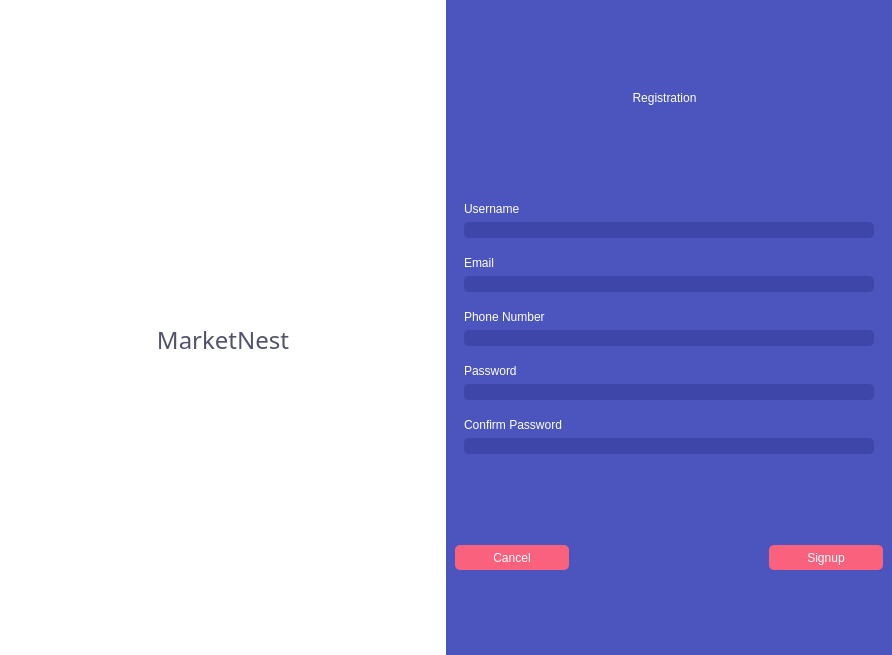
Qt form ui/loginUi.ui (Menthhh/The-Market-Nest) before a commit.
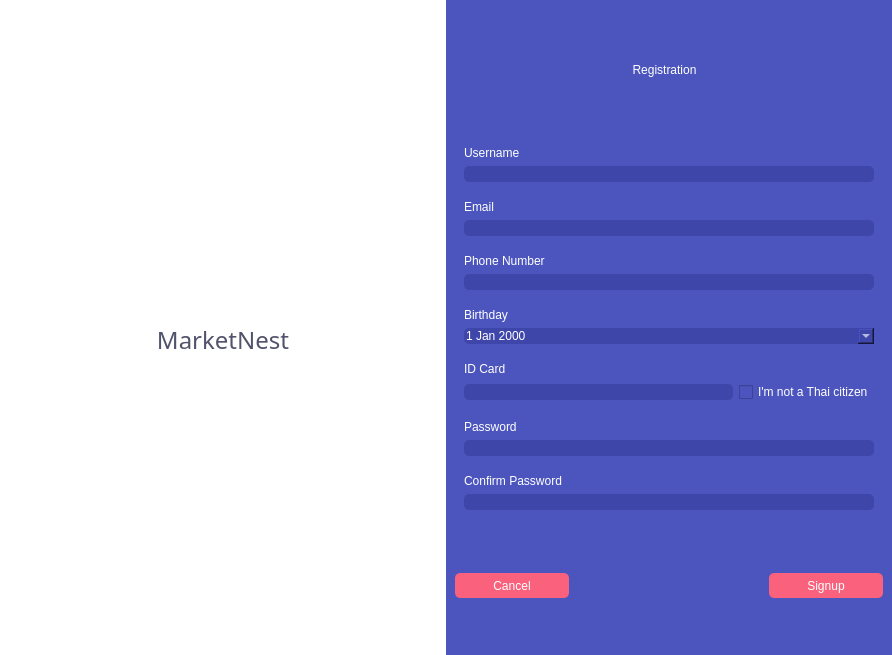
The same form after that commit. The open tabs and pages were chosen to show the change. Icons and pictures are not drawn.

Commit message: date + id

The edit to the form file:
```diff
--- a/ui/loginUi.ui
+++ b/ui/loginUi.ui
@@ -966,7 +966,7 @@
              </item>
              <item row="1" column="0">
               <widget class="QWidget" name="widget_21" native="true">
-               <layout class="QGridLayout" name="gridLayout_29">
+               <layout class="QGridLayout" name="gridLayout_37">
                 <property name="leftMargin">
                  <number>0</number>
                 </property>
@@ -1070,6 +1070,81 @@
                  </widget>
                 </item>
                 <item row="3" column="0">
+                 <widget class="QWidget" name="widget_32" native="true">
+                  <layout class="QGridLayout" name="gridLayout_36">
+                   <item row="0" column="0">
+                    <widget class="QLabel" name="label_7">
+                     <property name="styleSheet">
+                      <string notr="true">font: 500 11pt &quot;Josefin Sans Medium&quot;;
+color: rgb(255, 255, 255);</string>
+                     </property>
+                     <property name="text">
+                      <string>Birthday</string>
+                     </property>
+                    </widget>
+                   </item>
+                   <item row="1" column="0">
+                    <widget class="QDateEdit" name="birthInput">
+                     <property name="autoFillBackground">
+                      <bool>false</bool>
+                     </property>
+                     <property name="styleSheet">
+                      <string notr="true">background-color: rgb(63, 70, 170);
+border-radius: 5px;
+color: rgb(255, 255, 255);</string>
+                     </property>
+                     <property name="wrapping">
+                      <bool>false</bool>
+                     </property>
+                     <property name="frame">
+                      <bool>false</bool>
+                     </property>
+                     <property name="calendarPopup">
+                      <bool>true</bool>
+                     </property>
+                    </widget>
+                   </item>
+                  </layout>
+                 </widget>
+                </item>
+                <item row="4" column="0">
+                 <widget class="QWidget" name="widget_33" native="true">
+                  <layout class="QGridLayout" name="gridLayout_29">
+                   <item row="0" column="0">
+                    <widget class="QLabel" name="IdentiLabel">
+                     <property name="styleSheet">
+                      <string notr="true">font: 500 11pt &quot;Josefin Sans Medium&quot;;
+color: rgb(255, 255, 255);</string>
+                     </property>
+                     <property name="text">
+                      <string>ID Card</string>
+                     </property>
+                    </widget>
+                   </item>
+                   <item row="1" column="0">
+                    <widget class="QLineEdit" name="IdentiInput">
+                     <property name="styleSheet">
+                      <string notr="true">background-color: rgb(63, 70, 170);
+border-radius: 5px;
+color: rgb(255, 255, 255);</string>
+                     </property>
+                    </widget>
+                   </item>
+                   <item row="1" column="1">
+                    <widget class="QCheckBox" name="checkBoxOpt">
+                     <property name="styleSheet">
+                      <string notr="true">font: 500 8pt &quot;Josefin Sans Medium&quot;;
+color: rgb(255, 255, 255);</string>
+                     </property>
+                     <property name="text">
+                      <string>I'm not a Thai citizen</string>
+                     </property>
+                    </widget>
+                   </item>
+                  </layout>
+                 </widget>
+                </item>
+                <item row="5" column="0">
                  <widget class="QWidget" name="widget_25" native="true">
                   <layout class="QGridLayout" name="gridLayout_27">
                    <item row="0" column="0">
@@ -1098,7 +1173,7 @@
                   </layout>
                  </widget>
                 </item>
-                <item row="4" column="0">
+                <item row="6" column="0">
                  <widget class="QWidget" name="widget_27" native="true">
                   <layout class="QGridLayout" name="gridLayout_28">
                    <item row="0" column="0">
```
Left out of the diff: 2 changed lines with no effect on the pictures. The commit also changes 10 other files.
